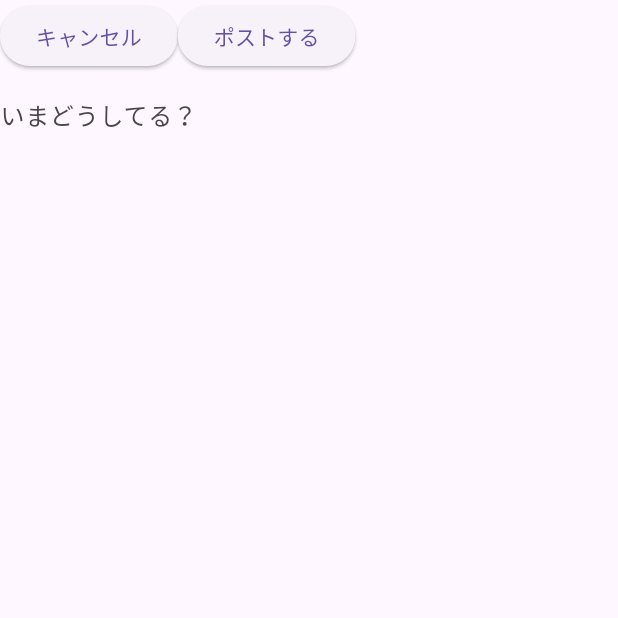
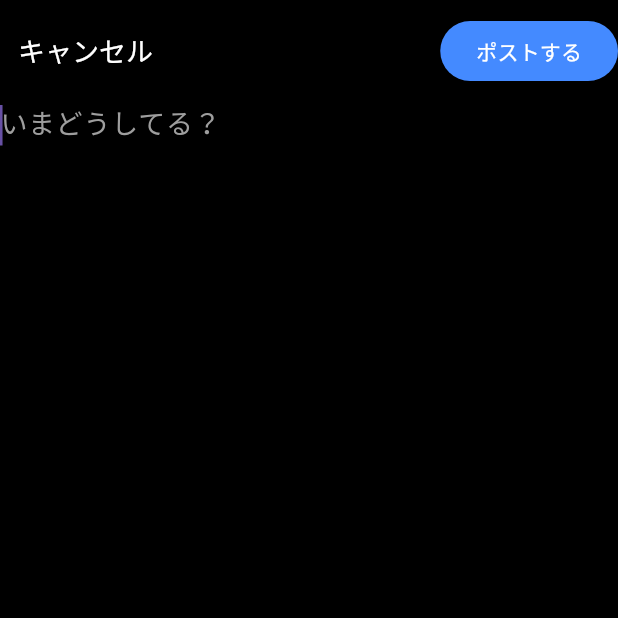
Before and after one commit to Rei0404nakada/learning_ui, a Flutter app: the InputPage screen opened directly, on a phone screen of 412 x 824 dp, the top half of it. Run offline on Flutter 3.47's test engine with Material 3 defaults, Android fonts, the phone set to English and light mode, and no system bars; our stand-ins replace shared_preferences; accounts and stored records are empty.

Commit message:
update: inputPageのデザイン変更

```diff
--- a/lib/inputPage.dart
+++ b/lib/inputPage.dart
@@ -1,5 +1,6 @@
 import 'package:flutter/material.dart';
 import 'package:learning_ui/bottom_tab_bar.dart';
+import 'package:shared_preferences/shared_preferences.dart';
 
 class InputPage extends StatefulWidget {
   const InputPage({super.key});
@@ -16,15 +17,27 @@ class _InputPageState extends State<InputPage> {
     super.dispose();
   }
 
+  void saveText() async {
+    SharedPreferences prefs = await SharedPreferences.getInstance();
+  }
+
   @override
   Widget build(BuildContext context) {
     return Scaffold(
+      backgroundColor: Colors.black,
+      appBar: PreferredSize(
+        preferredSize: const Size.fromHeight(10),
+        child: AppBar(
+          backgroundColor: Colors.black,
+        ),
+      ),
       body: Center(
         child: Column(
           children: <Widget>[
             Row(
+              mainAxisAlignment: MainAxisAlignment.spaceBetween,
               children: <Widget>[
-                ElevatedButton(
+                TextButton(
                   onPressed: () {
                     Navigator.pushReplacement(
                       context,
@@ -32,6 +45,12 @@ class _InputPageState extends State<InputPage> {
                           builder: (context) => const BottomTabBar()),
                     );
                   },
+                  style: TextButton.styleFrom(
+                    foregroundColor: Colors.white,
+                    textStyle: const TextStyle(
+                      fontSize: 18,
+                    ),
+                  ),
                   child: const Text('キャンセル'),
                 ),
                 ElevatedButton(
@@ -42,6 +61,10 @@ class _InputPageState extends State<InputPage> {
                           builder: (context) => const BottomTabBar()),
                     );
                   },
+                  style: ElevatedButton.styleFrom(
+                    foregroundColor: Colors.white,
+                    backgroundColor: Colors.blueAccent,
+                  ),
                   child: const Text('ポストする'),
                 ),
               ],
@@ -49,12 +72,16 @@ class _InputPageState extends State<InputPage> {
             TextField(
               controller: _controller,
               decoration: const InputDecoration(
-                labelText: 'いまどうしてる？',
+                hintText: 'いまどうしてる？',
+                hintStyle: TextStyle(color: Colors.grey, fontSize: 18),
                 border: InputBorder.none,
               ),
-              onChanged: (text) {
-                print('Current text: $text');
-              },
+              onChanged: (text) {},
+              autofocus: true,
+              style: const TextStyle(
+                color: Colors.white,
+                fontSize: 18,
+              ),
             ),
           ],
         ),
--- a/pubspec.yaml
+++ b/pubspec.yaml
@@ -35,6 +35,7 @@ dependencies:
   # The following adds the Cupertino Icons font to your application.
   # Use with the CupertinoIcons class for iOS style icons.
   cupertino_icons: ^1.0.2
+  shared_preferences: ^2.2.2
 
 dev_dependencies:
   flutter_test:
```
Also changed, not shown: pubspec.lock.
